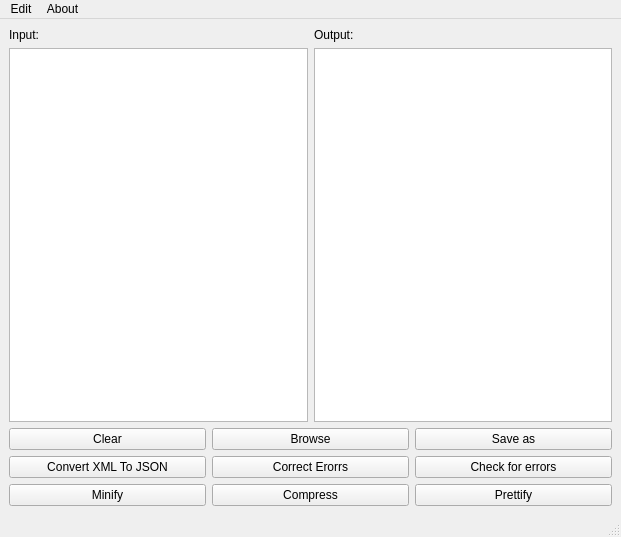
Above: Gui/mainwindow.ui from zeyadkhaled1/XML-Project before the change. Below: the same form after it.
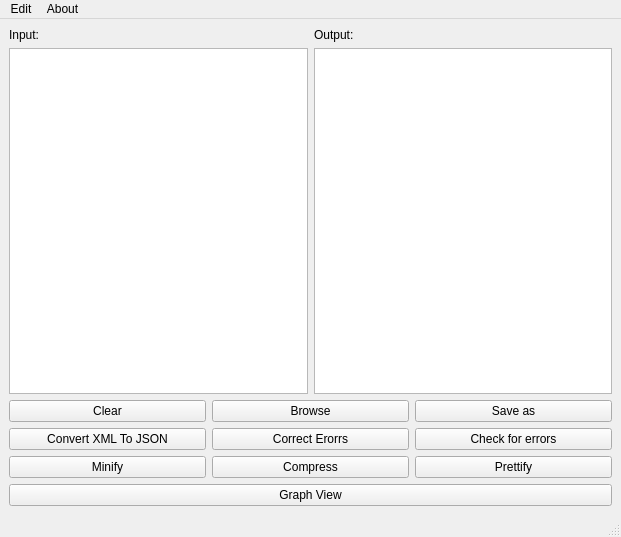
That is the form after the change. Icons and pictures are not drawn.

What changed in the file:
```diff
--- a/Gui/mainwindow.ui
+++ b/Gui/mainwindow.ui
@@ -126,6 +126,13 @@
       </item>
      </layout>
     </item>
+    <item>
+     <widget class="QPushButton" name="pushButton_10">
+      <property name="text">
+       <string>Graph View</string>
+      </property>
+     </widget>
+    </item>
    </layout>
   </widget>
   <widget class="QMenuBar" name="menubar">
```
Left out of the diff: 16 changed lines with no effect on the pictures.
